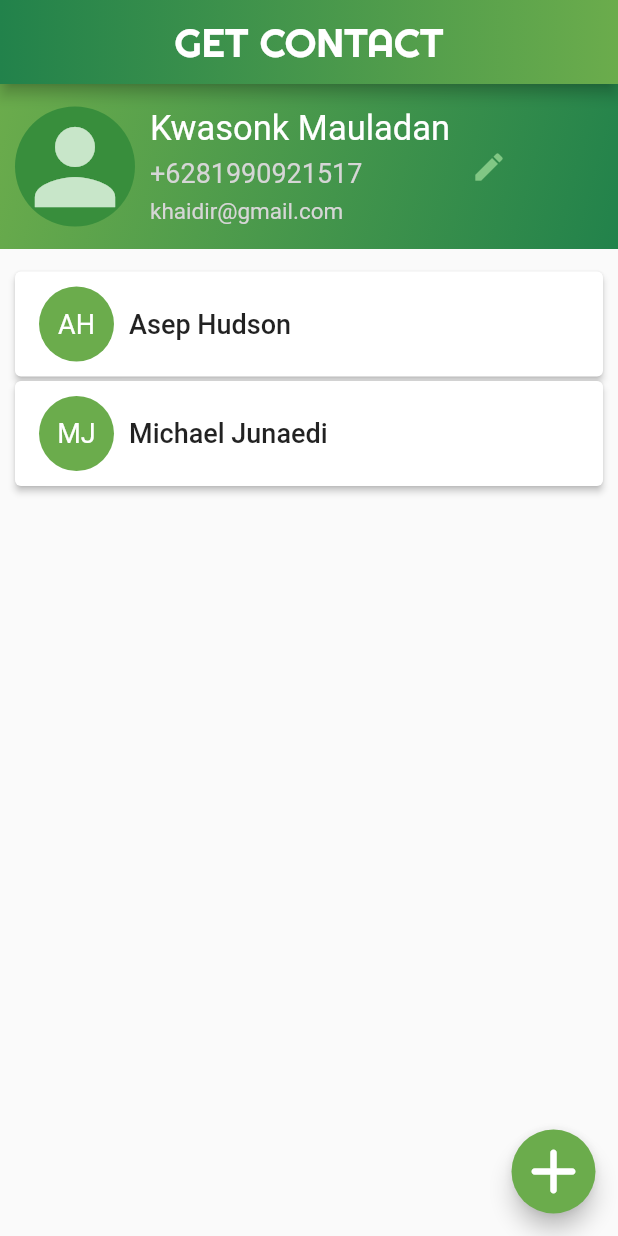
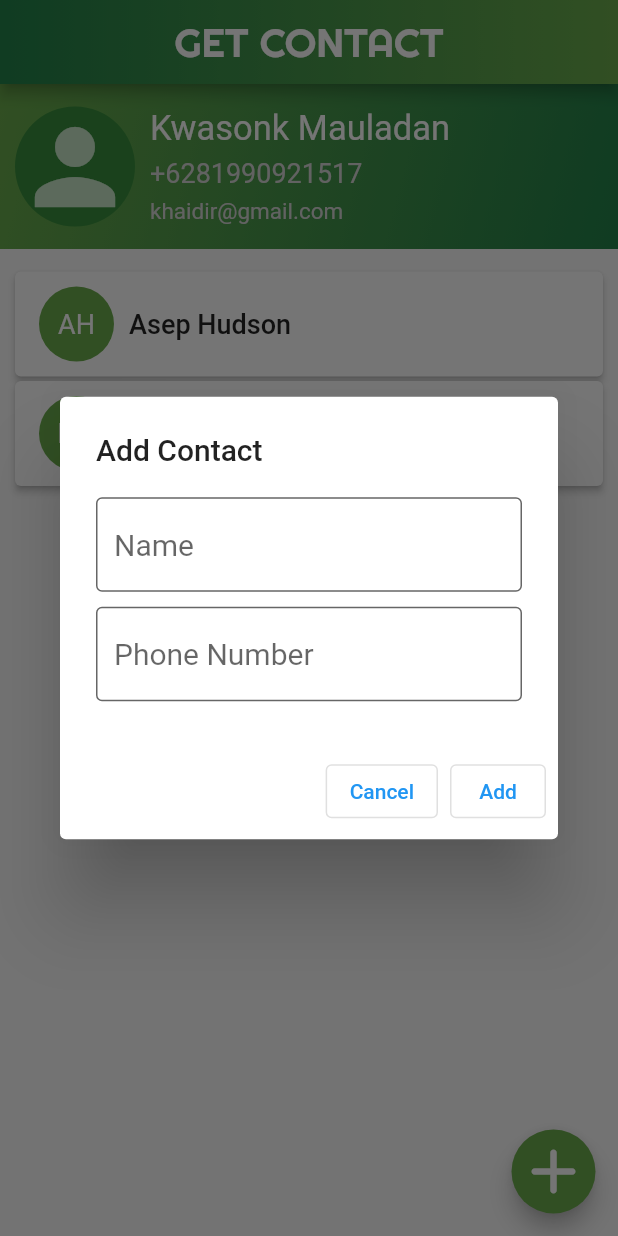
Before and after one commit to khadrmd/abp_mobileapp_getcontact, a Flutter app: the screen it shows after launch, after a tap on the "add" icon, on a phone screen of 412 x 824 dp. Run offline on Flutter 3.47's test engine with Material 2 defaults, Android fonts, the phone set to English and light mode, and no system bars; our stand-ins replace google_fonts, new_gradient_app_bar.

```diff
--- a/lib/home_page.dart
+++ b/lib/home_page.dart
@@ -10,12 +10,73 @@
 }
 
 class _State extends State<HomePage> {
-  int count = 0;
+  showAddPanel(BuildContext context) {
+    Widget nameField = TextField(
+      style: GoogleFonts.aBeeZee(fontSize: 20),
+      decoration: const InputDecoration(
+          filled: true,
+          focusedBorder: OutlineInputBorder(
+              borderSide: BorderSide(color: Color(0xff22824b))),
+          fillColor: Colors.white,
+          hintText: "Name",
+          border: OutlineInputBorder(
+            borderSide: BorderSide(color: Color(0xff22824b)),
+          )),
+    );
 
-  void incrementCounter() {
-    setState(() {
-      count++;
-    });
+    Widget phoneField = TextField(
+      keyboardType: TextInputType.phone,
+      style: GoogleFonts.aBeeZee(fontSize: 20),
+      decoration: const InputDecoration(
+          filled: true,
+          focusedBorder: OutlineInputBorder(
+              borderSide: BorderSide(color: Color(0xff22824b))),
+          fillColor: Colors.white,
+          hintText: "Phone Number",
+          border: OutlineInputBorder(
+            borderSide: BorderSide(color: Color(0xff22824b)),
+          )),
+    );
+
+    Widget cancelButton = OutlinedButton(
+      child: Text("Cancel"),
+      onPressed: () {
+        Navigator.pop(context);
+      },
+    );
+    Widget saveButton = OutlinedButton(
+      child: Text("Add"),
+      onPressed: () {
+        Navigator.pop(context);
+      },
+    );
+
+    AlertDialog alert = AlertDialog(
+      title: Text("Add Contact"),
+      content: Container(
+        height: 140,
+        width: 400,
+        child: Column(
+          children: [
+            nameField,
+            SizedBox(
+              height: 10,
+            ),
+            phoneField
+          ],
+        ),
+      ),
+      actions: [
+        cancelButton,
+        saveButton,
+      ],
+    );
+    showDialog(
+      context: context,
+      builder: (BuildContext context) {
+        return alert;
+      },
+    );
   }
 
   @override
@@ -84,15 +145,6 @@
                               ),
                             ),
                           ],
-                        ),
-                      ),
-                      Container(
-                        width: 50,
-                        alignment: Alignment.centerRight,
-                        child: IconButton(
-                          onPressed: () => {incrementCounter()},
-                          icon: const Icon(Icons.edit),
-                          color: Colors.green[300],
                         ),
                       ),
                     ],
@@ -184,7 +236,7 @@
                   alignment: Alignment.bottomRight,
                   child: FloatingActionButton(
                     backgroundColor: Color(0xff6bac4c),
-                    onPressed: () => {},
+                    onPressed: () => {showAddPanel(context)},
                     child: Icon(
                       Icons.add_rounded,
                       size: 50,
--- a/lib/login_page.dart
+++ b/lib/login_page.dart
@@ -25,7 +25,7 @@
               colors: [Color(0xff22824b), Color(0xff6bac4c), Colors.white]),
         ),
         child: Column(
-          mainAxisAlignment: MainAxisAlignment.end,
+          mainAxisAlignment: MainAxisAlignment.center,
           crossAxisAlignment: CrossAxisAlignment.center,
           children: [
             Text(
@@ -98,9 +98,6 @@
                       fontWeight: FontWeight.bold,
                       color: const Color(0xff22824b)),
                 )),
-            const SizedBox(
-              height: 250,
-            ),
             Row(
               mainAxisAlignment: MainAxisAlignment.center,
               children: [
```
Also changed, not shown: lib/contact_detail_page.dart (+70 -1 lines), lib/register_page.dart (+10 -0 lines).
